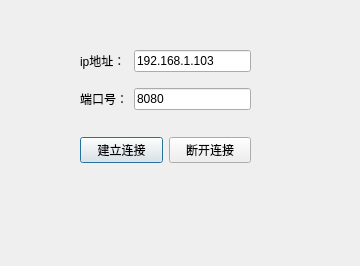
Above: Connect.ui from Bingao-hn/Client before the change. Below: the same form after it.
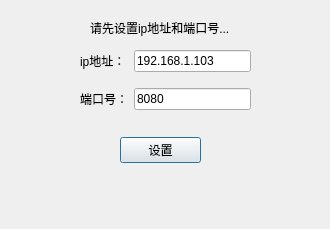
That is the form after the change.

```diff
--- a/Connect.ui
+++ b/Connect.ui
@@ -6,10 +6,22 @@
    <rect>
     <x>0</x>
     <y>0</y>
-    <width>360</width>
-    <height>266</height>
+    <width>330</width>
+    <height>229</height>
    </rect>
   </property>
+  <property name="minimumSize">
+   <size>
+    <width>330</width>
+    <height>229</height>
+   </size>
+  </property>
+  <property name="maximumSize">
+   <size>
+    <width>330</width>
+    <height>229</height>
+   </size>
+  </property>
   <property name="windowTitle">
    <string>Dialog</string>
   </property>
@@ -56,9 +68,9 @@
   <widget class="QWidget" name="gridLayoutWidget_2">
    <property name="geometry">
     <rect>
-     <x>80</x>
+     <x>120</x>
      <y>130</y>
-     <width>171</width>
+     <width>81</width>
      <height>41</height>
     </rect>
    </property>
@@ -66,19 +78,25 @@
     <item row="0" column="1">
      <widget class="QPushButton" name="pBtn_connect">
       <property name="text">
-       <string>建立连接</string>
-      </property>
-     </widget>
-    </item>
-    <item row="0" column="2">
-     <widget class="QPushButton" name="pushButton">
-      <property name="text">
-       <string>断开连接</string>
+       <string>设置</string>
       </property>
      </widget>
     </item>
    </layout>
   </widget>
+  <widget class="QLabel" name="label">
+   <property name="geometry">
+    <rect>
+     <x>90</x>
+     <y>20</y>
+     <width>161</width>
+     <height>16</height>
+    </rect>
+   </property>
+   <property name="text">
+    <string>请先设置ip地址和端口号...</string>
+   </property>
+  </widget>
  </widget>
  <resources/>
  <connections/>
```
